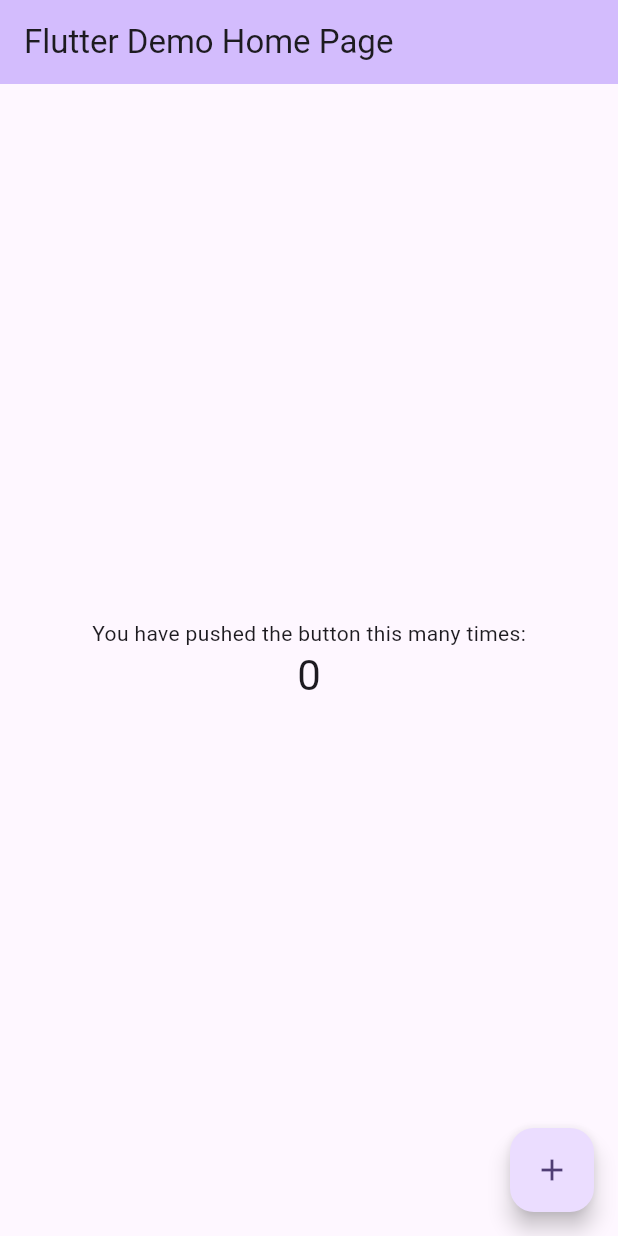
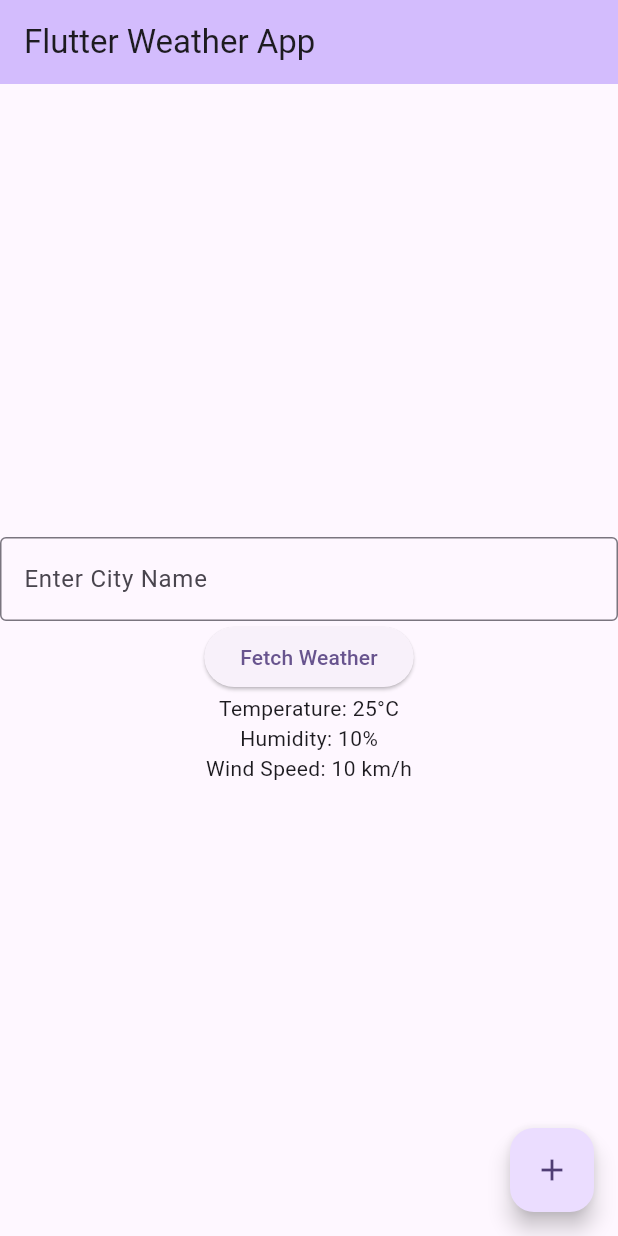
Before and after one commit to fernandocm9/MAD_CW3, a Flutter app: the screen it shows after launch, on a phone screen of 412 x 824 dp. Run offline on Flutter 3.47's test engine with Material 3 defaults, Android fonts, the phone set to English and light mode, and no system bars.

Commit message:
Created basic UI for weather app

```diff
--- a/weather_info_app/lib/main.dart
+++ b/weather_info_app/lib/main.dart
@@ -31,7 +31,7 @@ class MyApp extends StatelessWidget {
         colorScheme: ColorScheme.fromSeed(seedColor: Colors.deepPurple),
         useMaterial3: true,
       ),
-      home: const MyHomePage(title: 'Flutter Demo Home Page'),
+      home: const MyHomePage(title: 'Flutter Weather App'),
     );
   }
 }
@@ -105,13 +105,20 @@ class _MyHomePageState extends State<MyHomePage> {
           // wireframe for each widget.
           mainAxisAlignment: MainAxisAlignment.center,
           children: <Widget>[
-            const Text(
-              'You have pushed the button this many times:',
+            TextField(
+              decoration: InputDecoration(
+                border: OutlineInputBorder(),
+                labelText: 'Enter City Name',
+              ),
             ),
-            Text(
-              '$_counter',
-              style: Theme.of(context).textTheme.headlineMedium,
-            ),
+            ElevatedButton(onPressed: () { }, child: Text('Fetch Weather')),
+            Column(
+              children: [
+                Text('Temperature: 25°C'),
+                Text('Humidity: 10%'),
+                Text('Wind Speed: 10 km/h'),
+              ],
+            )
           ],
         ),
       ),
```
